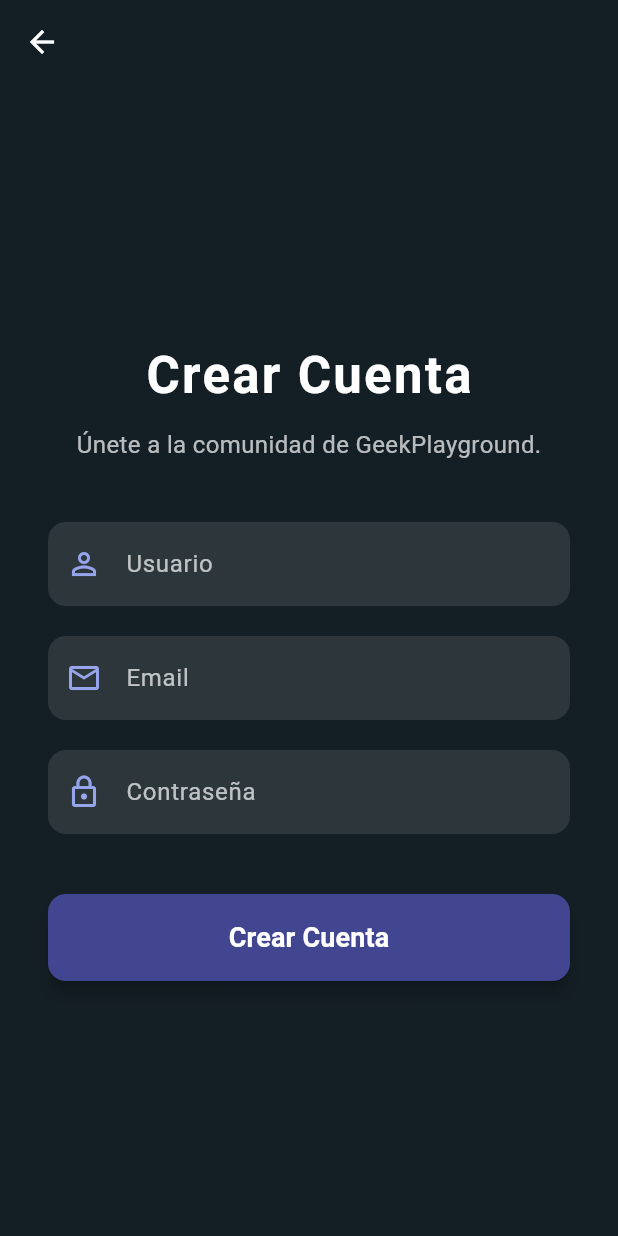
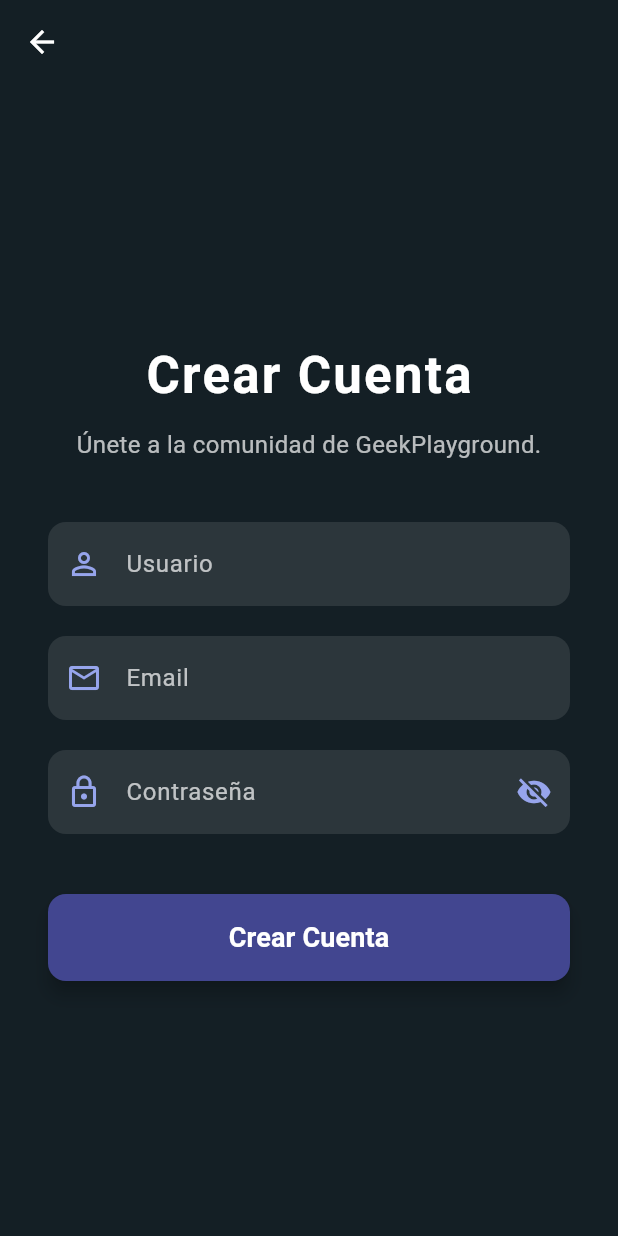
Before and after one commit to AdriBc16/Lo-Geeks, a Flutter app: the screen it shows after launch, after a tap on "¿No tienes una cuenta? Regístrate aquí.", on a phone screen of 412 x 824 dp. Run offline on Flutter 3.47's test engine with Material 3 defaults, Android fonts, the light colour scheme and no system bars; drawn by our look-alikes of flutter_animate.

Commit message:
ojito login y register

```diff
--- a/lib/VISTA/api_service.dart
+++ b/lib/VISTA/api_service.dart
@@ -3,8 +3,8 @@ import 'package:http/http.dart' as http;
 
 class ApiService {
   final String baseUrl =
-      "http://172.16.72.235/api"; //Para usar en android cambiar localhost por 10.0.2.2, nose si cambia para IOS
-
+      "http://localhost/api"; //Para usar en android cambiar localhost por 10.0.2.2, nose si cambia para IOS
+  // casa 192.168.100.38, u 172.16.72.235
   Future<Map<String, dynamic>> login(String username, String password) async {
     final response = await http.post(
       Uri.parse('$baseUrl/index.php?resource=login'),
--- a/lib/VISTA/login.dart
+++ b/lib/VISTA/login.dart
@@ -19,6 +19,9 @@ class _LoginState extends State<Login> {
   // Clave para controlar la animación de error y el formulario
   final _formKey = GlobalKey<FormState>();
   bool _isLoading = false;
+
+  // Control de visibilidad de la contraseña
+  bool _obscurePassword = true;
 
   // Paleta de colores consistente
   static const Color primaryBackgroundColor = Color(
@@ -250,7 +253,8 @@ class _LoginState extends State<Login> {
   }) {
     return TextFormField(
           controller: controller,
-          obscureText: isPassword,
+          obscureText: isPassword ? _obscurePassword : false,
+          // obscureText: isPassword,
           style: const TextStyle(color: textColor),
           decoration: InputDecoration(
             prefixIcon: Icon(icon, color: iconColor),
@@ -263,6 +267,21 @@ class _LoginState extends State<Login> {
               borderSide: BorderSide.none,
             ),
             errorStyle: const TextStyle(color: Colors.redAccent),
+            suffixIcon: isPassword
+                ? IconButton(
+                    icon: Icon(
+                      _obscurePassword
+                          ? Icons.visibility_off
+                          : Icons.visibility,
+                      color: iconColor,
+                    ),
+                    onPressed: () {
+                      setState(() {
+                        _obscurePassword = !_obscurePassword;
+                      });
+                    },
+                  )
+                : null,
           ),
           validator: validator,
           onFieldSubmitted: onSubmitted,
--- a/lib/VISTA/registeer.dart
+++ b/lib/VISTA/registeer.dart
@@ -19,6 +19,9 @@ class _RegisterState extends State<Register> {
   final _formKey = GlobalKey<FormState>();
 
   bool _isLoading = false;
+
+  // Control de visibilidad de la contraseña
+  bool _obscurePassword = true;
 
   // Paleta de colores consistente con el Login
   static const Color primaryBackgroundColor = Color(0xFF141F25);
@@ -203,7 +206,8 @@ class _RegisterState extends State<Register> {
   }) {
     return TextFormField(
           controller: controller,
-          obscureText: isPassword,
+          obscureText: isPassword ? _obscurePassword : false,
+          // obscureText: isPassword,
           keyboardType: keyboardType,
           style: const TextStyle(color: textColor),
           decoration: InputDecoration(
@@ -217,6 +221,21 @@ class _RegisterState extends State<Register> {
               borderSide: BorderSide.none,
             ),
             errorStyle: const TextStyle(color: Colors.redAccent),
+            suffixIcon: isPassword
+                ? IconButton(
+                    icon: Icon(
+                      _obscurePassword
+                          ? Icons.visibility_off
+                          : Icons.visibility,
+                      color: iconColor,
+                    ),
+                    onPressed: () {
+                      setState(() {
+                        _obscurePassword = !_obscurePassword;
+                      });
+                    },
+                  )
+                : null,
           ),
           validator: validator,
         )
```
Also changed, not shown: lib/option.dart (deleted, +0 -137 lines).
